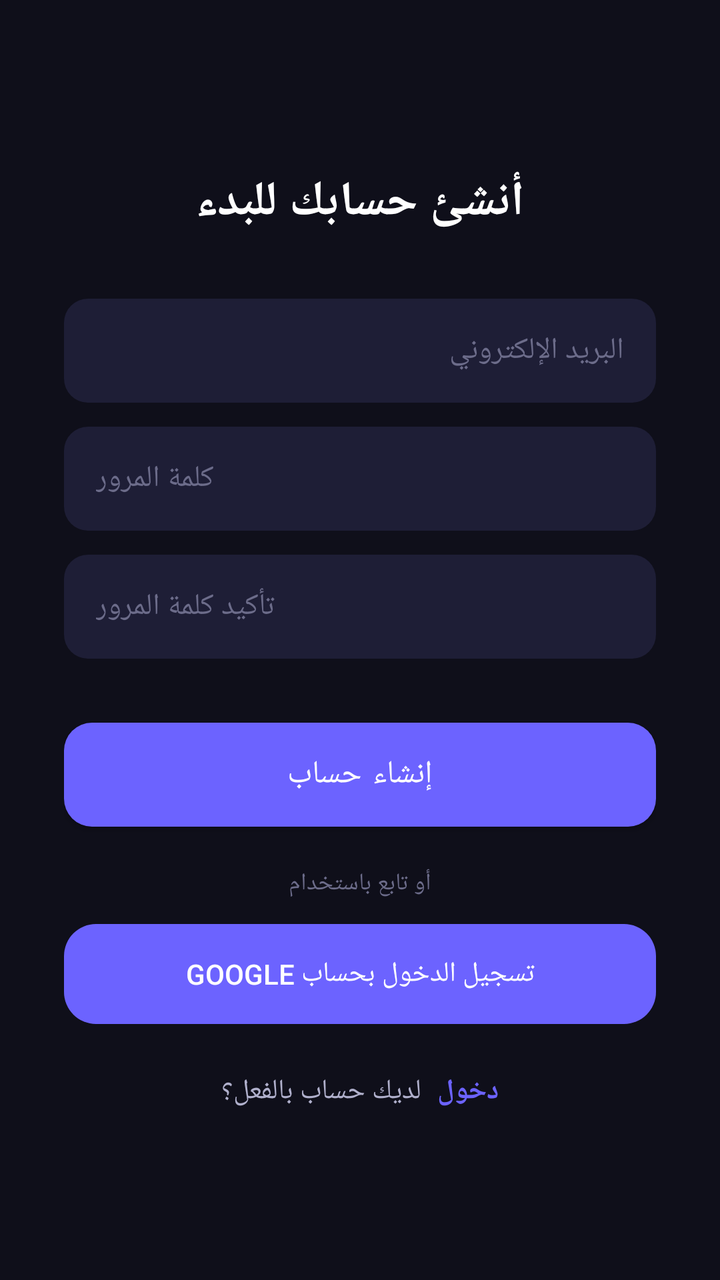
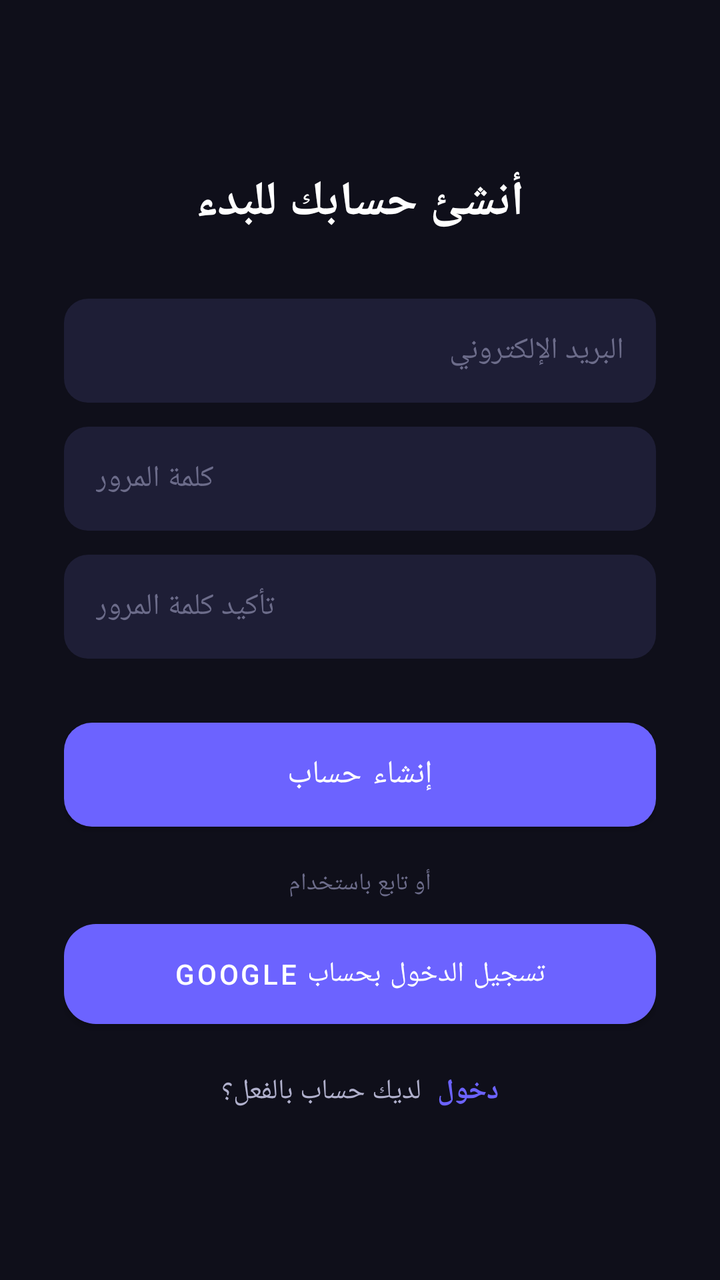

An Android layout rendered at two revisions. The XML below is the earlier revision; the diff shows what the commit changed to produce the second picture.
<!-- AndroidManifest.xml: application theme Theme.AbuZahraControl -->
<!-- res/layout/activity_register.xml -->
<?xml version="1.0" encoding="utf-8"?>
<ScrollView xmlns:android="http://schemas.android.com/apk/res/android"
    android:layout_width="match_parent"
    android:layout_height="match_parent"
    android:background="@color/bg_primary"
    android:fillViewport="true">

    <LinearLayout
        android:layout_width="match_parent"
        android:layout_height="wrap_content"
        android:gravity="center"
        android:orientation="vertical"
        android:padding="32dp">

        <TextView
            android:layout_width="wrap_content"
            android:layout_height="wrap_content"
            android:text="@string/register_subtitle"
            android:textColor="@color/text_primary"
            android:textSize="24sp"
            android:textStyle="bold" />

        <EditText
            android:id="@+id/etEmail"
            android:layout_width="match_parent"
            android:layout_height="52dp"
            android:layout_marginTop="32dp"
            android:background="@drawable/bg_input"
            android:hint="@string/email"
            android:inputType="textEmailAddress"
            android:paddingStart="16dp"
            android:paddingEnd="16dp"
            android:textColor="@color/text_primary"
            android:textColorHint="@color/text_hint"
            android:textSize="15sp" />

        <EditText
            android:id="@+id/etPassword"
            android:layout_width="match_parent"
            android:layout_height="52dp"
            android:layout_marginTop="12dp"
            android:background="@drawable/bg_input"
            android:hint="@string/password"
            android:inputType="textPassword"
            android:paddingStart="16dp"
            android:paddingEnd="16dp"
            android:textColor="@color/text_primary"
            android:textColorHint="@color/text_hint"
            android:textSize="15sp" />

        <EditText
            android:id="@+id/etConfirmPassword"
            android:layout_width="match_parent"
            android:layout_height="52dp"
            android:layout_marginTop="12dp"
            android:background="@drawable/bg_input"
            android:hint="@string/confirm_password"
            android:inputType="textPassword"
            android:paddingStart="16dp"
            android:paddingEnd="16dp"
            android:textColor="@color/text_primary"
            android:textColorHint="@color/text_hint"
            android:textSize="15sp" />

        <Button
            android:id="@+id/btnRegister"
            android:layout_width="match_parent"
            android:layout_height="52dp"
            android:layout_marginTop="32dp"
            android:background="@drawable/bg_gradient_button"
            android:text="@string/sign_up"
            android:textColor="@color/white"
            android:textSize="16sp" />

        <TextView
            android:layout_width="wrap_content"
            android:layout_height="wrap_content"
            android:layout_marginTop="20dp"
            android:text="@string/or_continue_with"
            android:textColor="@color/text_hint"
            android:textSize="12sp" />

        <Button
            android:id="@+id/btnGoogleSignIn"
            style="?android:attr/borderlessButtonStyle"
            android:layout_width="match_parent"
            android:layout_height="50dp"
            android:layout_marginTop="12dp"
            android:background="@drawable/bg_card"
            android:text="@string/login_with_google"
            android:textColor="@color/text_primary"
            android:textSize="14sp" />

        <LinearLayout
            android:layout_width="wrap_content"
            android:layout_height="wrap_content"
            android:layout_marginTop="24dp"
            android:orientation="horizontal">

            <TextView
                android:layout_width="wrap_content"
                android:layout_height="wrap_content"
                android:text="@string/have_account"
                android:textColor="@color/text_secondary"
                android:textSize="14sp" />

            <TextView
                android:id="@+id/tvGoLogin"
                android:layout_width="wrap_content"
                android:layout_height="wrap_content"
                android:layout_marginStart="8dp"
                android:text="@string/sign_in"
                android:textColor="@color/primary"
                android:textSize="14sp"
                android:textStyle="bold" />
        </LinearLayout>

    </LinearLayout>
</ScrollView>
<!-- resources referenced by this layout -->
<resources>
  <color name="bg_primary">#FF0F0F1A</color>
  <color name="primary">#FF6C63FF</color>
  <color name="text_hint">#FF6C6C8A</color>
  <color name="text_primary">#FFFFFFFF</color>
  <color name="text_secondary">#FFB0B0CC</color>
  <color name="white">#FFFFFFFF</color>
  <!-- drawable bg_card (drawable) -->
  <?xml version="1.0" encoding="utf-8"?>
  <shape xmlns:android="http://schemas.android.com/apk/res/android">
      <solid android:color="@color/bg_card" />
      <corners android:radius="16dp" />
  </shape>
  <!-- drawable bg_gradient_button (drawable) -->
  <?xml version="1.0" encoding="utf-8"?>
  <shape xmlns:android="http://schemas.android.com/apk/res/android">
      <gradient android:startColor="@color/primary" android:endColor="#FF3B82F6" android:angle="135" />
      <corners android:radius="14dp" />
  </shape>
  <!-- drawable bg_input (drawable) -->
  <?xml version="1.0" encoding="utf-8"?>
  <shape xmlns:android="http://schemas.android.com/apk/res/android">
      <solid android:color="@color/bg_input" />
      <corners android:radius="12dp" />
  </shape>
  <string name="confirm_password">تأكيد كلمة المرور</string>
  <string name="email">البريد الإلكتروني</string>
  <string name="have_account">لديك حساب بالفعل؟</string>
  <string name="login_with_google">تسجيل الدخول بحساب Google</string>
  <string name="or_continue_with">أو تابع باستخدام</string>
  <string name="password">كلمة المرور</string>
  <string name="register_subtitle">أنشئ حسابك للبدء</string>
  <string name="sign_in">دخول</string>
  <string name="sign_up">إنشاء حساب</string>
  <style name="Theme.AbuZahraControl" parent="Theme.MaterialComponents.DayNight.NoActionBar">
          <item name="colorPrimary">@color/primary</item>
          <item name="colorPrimaryDark">@color/primary_dark</item>
          <item name="colorAccent">@color/primary</item>
          <item name="android:windowBackground">@color/bg_primary</item>
          <item name="android:navigationBarColor">@color/bg_primary</item>
          <item name="android:statusBarColor">@color/bg_primary</item>
          <item name="android:windowLightStatusBar">false</item>
          <item name="colorSurface">@color/bg_card</item>
          <item name="colorOnSurface">@color/text_primary</item>
          <item name="colorOnPrimary">@color/white</item>
      </style>
  <color name="bg_card">#FF16213E</color>
  <color name="bg_input">#FF1E1E36</color>
  <color name="primary_dark">#FF5A52E0</color>
</resources>

<!-- the commit's change to res/layout/activity_register.xml (unified diff, before → after) -->
@@ -82,7 +82,6 @@
 
         <Button
             android:id="@+id/btnGoogleSignIn"
-            style="?android:attr/borderlessButtonStyle"
             android:layout_width="match_parent"
             android:layout_height="50dp"
             android:layout_marginTop="12dp"
